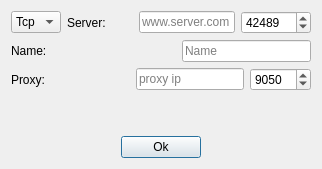
This is client/qt/AddServer.ui in alphaonex86/CatchChallenger as Qt 5 draws it before an edit. The edited form follows.
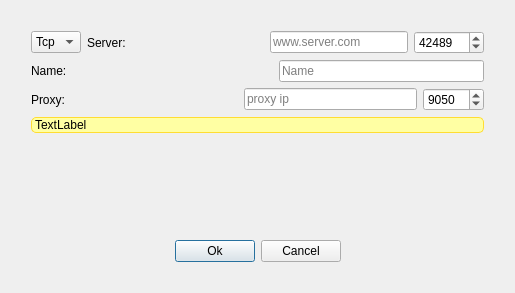
This is the edited form. Icons and pictures are not drawn.

Commit message: [Fix] Version 3 add server with new settings

Diff of the .ui file:
```diff
--- a/client/qt/AddServer.ui
+++ b/client/qt/AddServer.ui
@@ -9,14 +9,44 @@
    <rect>
     <x>0</x>
     <y>0</y>
-    <width>322</width>
-    <height>169</height>
+    <width>511</width>
+    <height>289</height>
    </rect>
   </property>
   <property name="windowTitle">
    <string>Add server</string>
   </property>
+  <layout class="QGridLayout" name="gridLayout">
+   <item row="0" column="0">
+    <widget class="QWidget" name="widget" native="true">
+     <property name="minimumSize">
+      <size>
+       <width>493</width>
+       <height>271</height>
+      </size>
+     </property>
+     <property name="maximumSize">
+      <size>
+       <width>493</width>
+       <height>271</height>
+      </size>
+     </property>
+     <property name="styleSheet">
+      <string notr="true">#widget{background-image: url(:/CC/images/interface/message.png) 0 0 0 0 stretch stretch;}</string>
+     </property>
   <layout class="QVBoxLayout" name="verticalLayout">
+      <property name="leftMargin">
+       <number>20</number>
+      </property>
+      <property name="topMargin">
+       <number>20</number>
+      </property>
+      <property name="rightMargin">
+       <number>20</number>
+      </property>
+      <property name="bottomMargin">
+       <number>20</number>
+      </property>
    <item>
     <layout class="QHBoxLayout" name="horizontalLayout_3">
      <item>
@@ -156,6 +186,19 @@
      </item>
     </layout>
    </item>
+      <item>
+       <widget class="QLabel" name="warning">
+        <property name="styleSheet">
+         <string notr="true">background-color: rgb(255, 255, 163);
+border: 1px solid rgb(255, 221, 50);
+border-radius:5px;
+color: rgb(0, 0, 0);</string>
+        </property>
+        <property name="text">
+         <string>TextLabel</string>
+        </property>
+       </widget>
+      </item>
    <item>
     <spacer name="verticalSpacer">
      <property name="orientation">
@@ -164,7 +207,7 @@
      <property name="sizeHint" stdset="0">
       <size>
        <width>20</width>
-       <height>14</height>
+          <height>81</height>
       </size>
      </property>
     </spacer>
@@ -191,6 +234,13 @@
        </property>
       </widget>
      </item>
+        <item>
+         <widget class="QPushButton" name="cancel">
+          <property name="text">
+           <string>Cancel</string>
+          </property>
+         </widget>
+        </item>
      <item>
       <spacer name="horizontalSpacer_4">
        <property name="orientation">
@@ -205,6 +255,9 @@
       </spacer>
      </item>
     </layout>
+      </item>
+     </layout>
+    </widget>
    </item>
   </layout>
  </widget>
```
Lines whose indentation alone changed are shown as unchanged. The commit also changes 5 other files.
